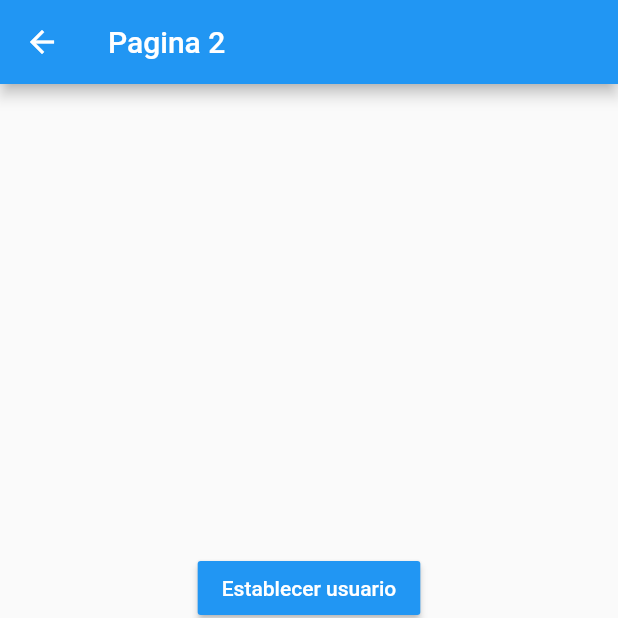
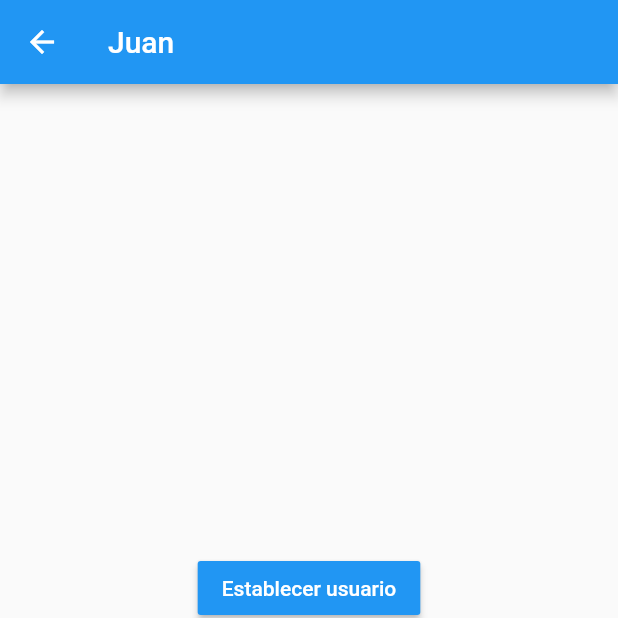
Before and after one commit to danireysan/singleton_pattern, a Flutter app: the Pagina2Page screen opened by its route, after a tap on "Establecer usuario", on a phone screen of 412 x 824 dp, the top half of it. Run offline on Flutter 3.47's test engine with Material 2 defaults, Android fonts, the phone set to English and light mode, and no system bars; accounts and stored records are empty.

Commit message:
finished implementation

```diff
--- a/lib/model/usuario.dart
+++ b/lib/model/usuario.dart
@@ -4,8 +4,20 @@ class Usuario {
   List<String> profesiones;
 
   Usuario({
-    this.nombre = '',
+    required this.nombre,
     this.edad = 1,
     this.profesiones = const [],
-  });
+  }) : assert(nombre.isNotEmpty);
+
+  // create copywith method
+  Usuario copyWith({
+    String? nombre,
+    int? edad,
+    List<String>? profesiones,
+  }) =>
+      Usuario(
+        nombre: nombre ?? this.nombre,
+        edad: edad ?? this.edad,
+        profesiones: profesiones ?? this.profesiones,
+      );
 }
--- a/lib/pages/pagina_1.dart
+++ b/lib/pages/pagina_1.dart
@@ -1,4 +1,7 @@
 import 'package:flutter/material.dart';
+import 'package:singleton_pattern/services/usuario_service.dart';
+
+import '../model/usuario.dart';
 
 class Pagina1Page extends StatelessWidget {
   static const routeName = 'pagina1';
@@ -16,13 +19,26 @@ class Pagina1Page extends StatelessWidget {
           Navigator.pushNamed(context, 'pagina2');
         },
       ),
-      body: const InformacionUsuario(),
+      body: StreamBuilder(
+        stream: usuarioService.usuarioStream,
+        builder: (BuildContext context, AsyncSnapshot<Usuario> snapshot) {
+          return snapshot.hasData
+              ? InformacionUsuario(
+                  usuario: usuarioService.usuario!,
+                )
+              : const Center(
+                  child: Text('No hay usuario seleccionado'),
+                );
+        },
+      ),
     );
   }
 }
 
 class InformacionUsuario extends StatelessWidget {
-  const InformacionUsuario({super.key});
+  const InformacionUsuario({super.key, required this.usuario});
+
+  final Usuario usuario;
 
   @override
   Widget build(BuildContext context) {
@@ -32,28 +48,31 @@ class InformacionUsuario extends StatelessWidget {
       padding: const EdgeInsets.all(20),
       child: Column(
         crossAxisAlignment: CrossAxisAlignment.start,
-        children: const [
-          Text(
+        children: [
+          const Text(
             'General',
             style: TextStyle(
               fontSize: 18,
               fontWeight: FontWeight.bold,
             ),
           ),
-          Divider(),
-          ListTile(title: Text('Nombre: ')),
-          ListTile(title: Text('Edad: ')),
-          Text(
+          const Divider(),
+          ListTile(title: Text('Nombre: ${usuario.nombre} ')),
+          ListTile(title: Text('Edad: ${usuario.edad} ')),
+          const Text(
             'Profesiones',
             style: TextStyle(
               fontSize: 18,
               fontWeight: FontWeight.bold,
             ),
           ),
-          Divider(),
-          ListTile(title: Text('Profesion 1: ')),
-          ListTile(title: Text('Profesion 1: ')),
-          ListTile(title: Text('Profesion 1: ')),
+          const Divider(),
+          ListTile(
+            title: Text(
+                'Profesion 1: ${usuario.profesiones.isNotEmpty ? usuario.profesiones.first : ''} '),
+          ),
+          const ListTile(title: Text('Profesion 1: ')),
+          const ListTile(title: Text('Profesion 1: ')),
         ],
       ),
     );
--- a/lib/pages/pagina_2.dart
+++ b/lib/pages/pagina_2.dart
@@ -1,4 +1,7 @@
 import 'package:flutter/material.dart';
+import 'package:singleton_pattern/services/usuario_service.dart';
+
+import '../model/usuario.dart';
 
 class Pagina2Page extends StatelessWidget {
   static const routeName = 'pagina2';
@@ -8,28 +11,45 @@ class Pagina2Page extends StatelessWidget {
   Widget build(BuildContext context) {
     return Scaffold(
       appBar: AppBar(
-        title: const Text('Pagina 2'),
+        title: StreamBuilder(
+          stream: usuarioService.usuarioStream,
+          builder: (BuildContext context, AsyncSnapshot<Usuario> snapshot) {
+            return snapshot.hasData
+                ? Text(snapshot.data!.nombre)
+                : const Text('Pagina 2');
+          },
+        ),
       ),
       body: Center(
         child: Column(
           mainAxisAlignment: MainAxisAlignment.center,
           children: [
             MaterialButton(
+              onPressed: () {
+                final usuario = Usuario(
+                  nombre: 'Juan',
+                  edad: 23,
+                );
+                usuarioService.cargarUsuario(usuario);
+              },
               color: Colors.blue,
               textColor: Colors.white,
-              onPressed: () {},
               child: const Text('Establecer usuario'),
             ),
             MaterialButton(
+              onPressed: () {
+                usuarioService.cambiarEdad(30);
+              },
               color: Colors.blue,
               textColor: Colors.white,
-              onPressed: () {},
               child: const Text('Cambiar edad'),
             ),
             MaterialButton(
               color: Colors.blue,
               textColor: Colors.white,
-              onPressed: () {},
+              onPressed: () {
+                usuarioService.agregarProfesion('Programador');
+              },
               child: const Text('Añadir profesion'),
             ),
           ],
```
Also changed, not shown: lib/services/usuario_service.dart (added, +34 -0 lines).
